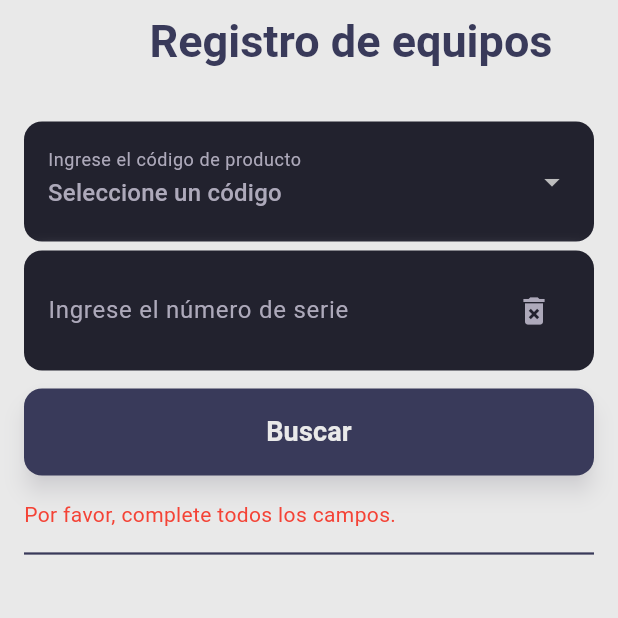
After one commit to Azthriel/CaldenSmartFabrica, a Flutter app: the RegistroScreen screen opened directly, after a tap on "Buscar", on a phone screen of 412 x 824 dp, the top half of it. The commit adds this screen. Run offline on Flutter 3.47's test engine with Material 3 defaults, Android fonts, the phone set to English and light mode, and no system bars; our stand-ins replace cloud_firestore, csv, easy_refresh, firebase_core, fl_chart, flutter_blue_plus and 3 more; missing offline and left inert: aws_dynamodb_api, cbor, mobile_scanner, mqtt_client, wifi_scan; accounts and stored records are empty; generated files the repository leaves out were written again.

Commit message:
Agregue el registro de los equipos

```diff
--- /dev/null
+++ b/lib/global/registro.dart
@@ -0,0 +1,299 @@
+import 'package:caldensmartfabrica/master.dart';
+import 'package:flutter/material.dart';
+import 'package:cloud_firestore/cloud_firestore.dart';
+import 'package:intl/intl.dart';
+
+class Registro {
+  final DateTime fecha;
+  final String legajo;
+  final List<String> acciones;
+  Registro({required this.fecha, required this.legajo, required this.acciones});
+}
+
+class RegistroScreen extends StatefulWidget {
+  const RegistroScreen({super.key});
+
+  @override
+  RegistroScreenState createState() => RegistroScreenState();
+}
+
+class RegistroScreenState extends State<RegistroScreen> {
+  final _serialCtrl = TextEditingController();
+  List<Registro> _registros = [];
+  bool _loading = false;
+  String? _error;
+  List<String> productos = [];
+  String pc = '';
+
+  @override
+  void initState() {
+    super.initState();
+    List<dynamic> lista = fbData['Productos'] ?? [];
+    productos = lista.map((item) => item.toString()).toList();
+  }
+
+  Future<void> _buscar() async {
+    final code = pc.trim();
+    final serial = _serialCtrl.text.trim();
+    if (code.isEmpty ||
+        serial.isEmpty ||
+        code == 'Seleccione un código' ||
+        code == '') {
+      setState(() {
+        _error = 'Por favor, complete todos los campos.';
+        _loading = false;
+      });
+      return;
+    }
+
+    setState(() {
+      _loading = true;
+      _error = null;
+      _registros = [];
+    });
+
+    try {
+      final doc = await FirebaseFirestore.instance
+          .collection('Registro')
+          .doc('$code:$serial')
+          .get();
+
+      if (!doc.exists) {
+        setState(() {
+          _error = 'No existe registro para ese equipo.';
+          _loading = false;
+        });
+        return;
+      }
+
+      final data = doc.data()!;
+      final lista = data.entries.map((e) {
+        final partes = e.key.split(':');
+        final fechaRaw = partes[0];
+        final legajo = partes[1];
+        // Parsear AAAAMMDD a DateTime
+        final y = int.parse(fechaRaw.substring(0, 4));
+        final m = int.parse(fechaRaw.substring(4, 6));
+        final d = int.parse(fechaRaw.substring(6, 8));
+        final fecha = DateTime(y, m, d);
+        final acciones = List<String>.from(e.value);
+        return Registro(fecha: fecha, legajo: legajo, acciones: acciones);
+      }).toList();
+
+      // Orden descendente por fecha
+      lista.sort((a, b) => b.fecha.compareTo(a.fecha));
+
+      setState(() {
+        _registros = lista;
+        _loading = false;
+      });
+    } catch (err) {
+      setState(() {
+        _error = 'Error al leer Firestore: $err';
+        _loading = false;
+      });
+    }
+  }
+
+  @override
+  Widget build(BuildContext context) {
+    double bottomBarHeight = kBottomNavigationBarHeight;
+    return Scaffold(
+      backgroundColor: color4,
+      // Permite que el cuerpo se redimensione al aparecer el teclado
+      resizeToAvoidBottomInset: true,
+      appBar: PreferredSize(
+        preferredSize: const Size.fromHeight(65),
+        child: AppBar(
+          backgroundColor: color4,
+          foregroundColor: color4,
+          title: const Align(
+            alignment: Alignment.center,
+            child: Text(
+              'Registro de equipos',
+              textAlign: TextAlign.center,
+              style: TextStyle(
+                fontSize: 30,
+                fontWeight: FontWeight.bold,
+                color: color1,
+              ),
+            ),
+          ),
+          elevation: 0,
+        ),
+      ),
+      body: SafeArea(
+        child: SingleChildScrollView(
+          padding: const EdgeInsets.all(16),
+          child: Column(
+            crossAxisAlignment: CrossAxisAlignment.stretch,
+            children: [
+              Container(
+                width: MediaQuery.of(context).size.width * 0.8,
+                padding: const EdgeInsets.symmetric(
+                    horizontal: 16.0, vertical: 12.0),
+                decoration: BoxDecoration(
+                  color: color0,
+                  borderRadius: BorderRadius.circular(12),
+                  boxShadow: const [
+                    BoxShadow(
+                      color: color4,
+                      blurRadius: 10,
+                      offset: Offset(0, 4),
+                    ),
+                  ],
+                ),
+                child: DropdownButtonFormField<String>(
+                  decoration: const InputDecoration(
+                    labelText: 'Ingrese el código de producto',
+                    labelStyle: TextStyle(
+                      color: color3,
+                    ),
+                    border: InputBorder.none,
+                  ),
+                  hint: const Text(
+                    'Seleccione un código',
+                    style: TextStyle(color: color3),
+                  ),
+                  dropdownColor: color0,
+                  items:
+                      productos.map<DropdownMenuItem<String>>((String value) {
+                    return DropdownMenuItem<String>(
+                      value: value,
+                      child: Text(
+                        value,
+                        style: const TextStyle(
+                          color: color3,
+                        ),
+                      ),
+                    );
+                  }).toList(),
+                  onChanged: (value) {
+                    setState(() {
+                      pc = value ?? '';
+                    });
+                  },
+                ),
+              ),
+              const SizedBox(height: 6),
+
+              SizedBox(
+                width: MediaQuery.of(context).size.width * 0.8,
+                child: Container(
+                  padding: const EdgeInsets.symmetric(
+                      horizontal: 16.0, vertical: 12.0),
+                  decoration: BoxDecoration(
+                    color: color0,
+                    borderRadius: BorderRadius.circular(12),
+                    boxShadow: const [
+                      BoxShadow(
+                        color: color4,
+                        blurRadius: 10,
+                        offset: Offset(0, 4),
+                      ),
+                    ],
+                  ),
+                  child: TextField(
+                    style: const TextStyle(color: color3),
+                    controller: _serialCtrl,
+                    keyboardType: TextInputType.number,
+                    decoration: InputDecoration(
+                      labelText: 'Ingrese el número de serie',
+                      labelStyle: const TextStyle(color: color3),
+                      hintStyle: const TextStyle(color: color3),
+                      hintText: 'Número de serie',
+                      suffixIcon: IconButton(
+                        onPressed: () {
+                          setState(() {
+                            _serialCtrl.clear();
+                            _registros.clear();
+                            _error = null;
+                            _loading = false;
+                          });
+                        },
+                        icon: const Icon(
+                          Icons.delete_forever,
+                          color: color3,
+                        ),
+                      ),
+                      border: InputBorder.none,
+                    ),
+                  ),
+                ),
+              ),
+
+              const SizedBox(height: 12),
+              buildButton(
+                text: 'Buscar',
+                onPressed: _loading ? null : _buscar,
+              ),
+              if (_loading)
+                const Padding(
+                  padding: EdgeInsets.symmetric(vertical: 16),
+                  child: Center(child: CircularProgressIndicator()),
+                ),
+              if (_error != null)
+                Padding(
+                  padding: const EdgeInsets.only(top: 16),
+                  child:
+                      Text(_error!, style: const TextStyle(color: Colors.red)),
+                ),
+
+              const Divider(
+                color: color1,
+                thickness: 1.5,
+                height: 32,
+              ),
+
+              // La lista de registros dentro del mismo scroll
+              ListView.builder(
+                // para que se expanda sólo al contenido y no intente ocupar todo el espacio
+                shrinkWrap: true,
+                // evita el scroll interno duplicado
+                physics: const NeverScrollableScrollPhysics(),
+                itemCount: _registros.length,
+                itemBuilder: (_, i) {
+                  final reg = _registros[i];
+                  return Card(
+                    margin: const EdgeInsets.symmetric(vertical: 8),
+                    elevation: 4,
+                    shape: RoundedRectangleBorder(
+                      borderRadius: BorderRadius.circular(12),
+                    ),
+                    color: color1,
+                    child: ExpansionTile(
+                      iconColor: color4,
+                      collapsedIconColor: color4,
+                      // Título con fecha y legajo
+                      title: Text(
+                        '${DateFormat('dd/MM/yyyy').format(reg.fecha)} - Legajo ${reg.legajo}',
+                        style: const TextStyle(
+                            color: color4, fontWeight: FontWeight.w600),
+                      ),
+                      children: reg.acciones.map((a) {
+                        return ListTile(
+                          leading: const Icon(
+                            Icons.subdirectory_arrow_right,
+                            color: color4,
+                          ),
+                          title: Text(a, style: const TextStyle(color: color4)),
+                          contentPadding: const EdgeInsets.symmetric(
+                            horizontal: 16,
+                            vertical: 4,
+                          ),
+                        );
+                      }).toList(),
+                    ),
+                  );
+                },
+              ),
+              Padding(
+                padding: EdgeInsets.only(bottom: bottomBarHeight + 20),
+              ),
+            ],
+          ),
+        ),
+      ),
+    );
+  }
+}
--- a/lib/global/toolsaws.dart
+++ b/lib/global/toolsaws.dart
@@ -127,7 +127,7 @@ class ToolsAWSState extends State<ToolsAWS> {
                   crossAxisAlignment: CrossAxisAlignment.center,
                   children: [
                     Container(
-                      width: 335,
+                      width: MediaQuery.of(context).size.width * 0.8,
                       padding: const EdgeInsets.symmetric(
                           horizontal: 16.0, vertical: 12.0),
                       decoration: BoxDecoration(
@@ -173,7 +173,7 @@ class ToolsAWSState extends State<ToolsAWS> {
                     ),
                     const SizedBox(height: 20),
                     SizedBox(
-                      width: 335,
+                      width: MediaQuery.of(context).size.width * 0.8,
                       child: Container(
                         padding: const EdgeInsets.symmetric(
                             horizontal: 16.0, vertical: 12.0),
--- a/pubspec.yaml
+++ b/pubspec.yaml
@@ -28,6 +28,7 @@ dependencies:
   fl_chart: ^0.69.2
   http: ^1.3.0
   cbor: ^6.3.7
+  intl: ^0.19.0
 
 dev_dependencies:
   flutter_test:
```
Also changed, not shown: lib/global/menu.dart (+4 -4 lines), lib/master.dart (+16 -14 lines), pubspec.lock.
